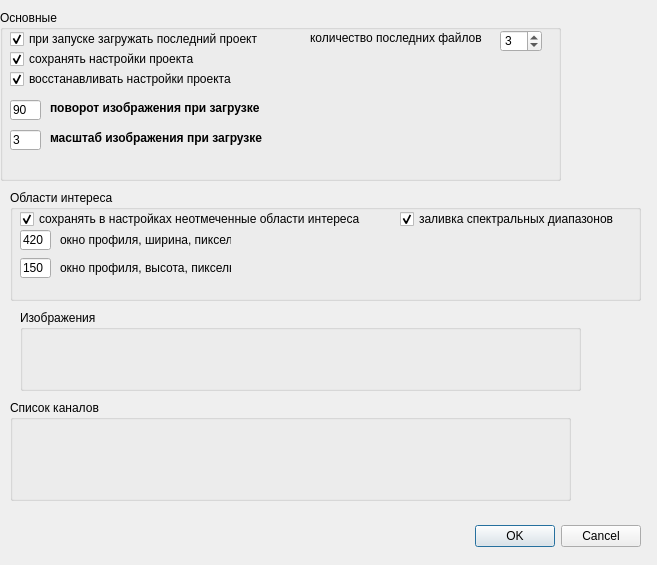
Old version of the form frontend/settingsdialog.ui in the repository Lodinn/Gelion.
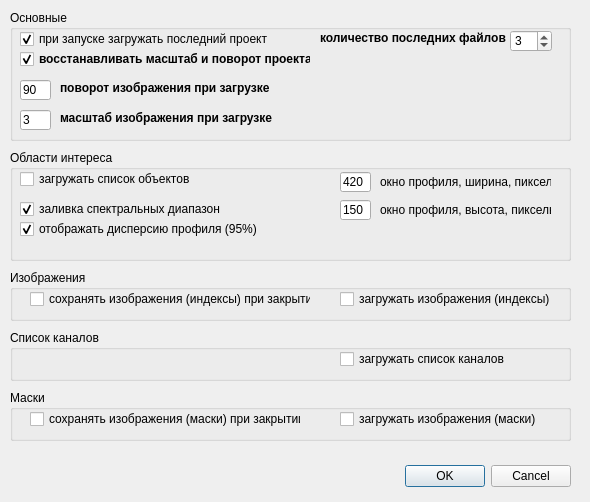
New version of the form.

```diff
--- a/frontend/settingsdialog.ui
+++ b/frontend/settingsdialog.ui
@@ -6,8 +6,8 @@
    <rect>
     <x>0</x>
     <y>0</y>
-    <width>657</width>
-    <height>565</height>
+    <width>590</width>
+    <height>502</height>
    </rect>
   </property>
   <property name="windowTitle">
@@ -17,8 +17,8 @@
    <property name="geometry">
     <rect>
      <x>10</x>
-     <y>520</y>
-     <width>631</width>
+     <y>460</y>
+     <width>561</width>
      <height>32</height>
     </rect>
    </property>
@@ -32,50 +32,15 @@
   <widget class="QGroupBox" name="groupBox_GLOBAL_settings">
    <property name="geometry">
     <rect>
-     <x>0</x>
+     <x>10</x>
      <y>10</y>
      <width>561</width>
-     <height>171</height>
+     <height>131</height>
     </rect>
    </property>
    <property name="title">
     <string>Основные</string>
    </property>
-   <widget class="QCheckBox" name="checkBox_save_project_settings">
-    <property name="geometry">
-     <rect>
-      <x>10</x>
-      <y>40</y>
-      <width>231</width>
-      <height>18</height>
-     </rect>
-    </property>
-    <property name="text">
-     <string>сохранять настройки проекта</string>
-    </property>
-    <property name="checked">
-     <bool>true</bool>
-    </property>
-    <property name="tristate">
-     <bool>false</bool>
-    </property>
-   </widget>
-   <widget class="QCheckBox" name="checkBox_load_project_settings">
-    <property name="geometry">
-     <rect>
-      <x>10</x>
-      <y>60</y>
-      <width>231</width>
-      <height>18</height>
-     </rect>
-    </property>
-    <property name="text">
-     <string>восстанавливать настройки проекта</string>
-    </property>
-    <property name="checked">
-     <bool>true</bool>
-    </property>
-   </widget>
    <widget class="QCheckBox" name="checkBox_load_recent_file">
     <property name="geometry">
      <rect>
@@ -117,6 +82,12 @@
       <height>16</height>
      </rect>
     </property>
+    <property name="font">
+     <font>
+      <weight>75</weight>
+      <bold>true</bold>
+     </font>
+    </property>
     <property name="text">
      <string>количество последних файлов</string>
     </property>
@@ -125,7 +96,7 @@
     <property name="geometry">
      <rect>
       <x>10</x>
-      <y>90</y>
+      <y>70</y>
       <width>31</width>
       <height>20</height>
      </rect>
@@ -138,7 +109,7 @@
     <property name="geometry">
      <rect>
       <x>10</x>
-      <y>120</y>
+      <y>100</y>
       <width>31</width>
       <height>20</height>
      </rect>
@@ -151,7 +122,7 @@
     <property name="geometry">
      <rect>
       <x>50</x>
-      <y>90</y>
+      <y>70</y>
       <width>231</width>
       <height>16</height>
      </rect>
@@ -170,7 +141,7 @@
     <property name="geometry">
      <rect>
       <x>50</x>
-      <y>120</y>
+      <y>100</y>
       <width>231</width>
       <height>16</height>
      </rect>
@@ -185,13 +156,35 @@
      <string>масштаб изображения при загрузке</string>
     </property>
    </widget>
+   <widget class="QCheckBox" name="checkBox_load_project_settings_view">
+    <property name="geometry">
+     <rect>
+      <x>10</x>
+      <y>40</y>
+      <width>291</width>
+      <height>18</height>
+     </rect>
+    </property>
+    <property name="font">
+     <font>
+      <weight>75</weight>
+      <bold>true</bold>
+     </font>
+    </property>
+    <property name="text">
+     <string>восстанавливать масштаб и поворот проекта</string>
+    </property>
+    <property name="checked">
+     <bool>true</bool>
+    </property>
+   </widget>
   </widget>
   <widget class="QGroupBox" name="groupBox_ROI_settings">
    <property name="geometry">
     <rect>
      <x>10</x>
-     <y>190</y>
-     <width>631</width>
+     <y>150</y>
+     <width>561</width>
      <height>111</height>
     </rect>
    </property>
@@ -203,22 +196,22 @@
      <rect>
       <x>10</x>
       <y>20</y>
-      <width>371</width>
+      <width>211</width>
       <height>18</height>
      </rect>
     </property>
     <property name="text">
-     <string>сохранять в настройках неотмеченные области интереса</string>
+     <string>загружать список объектов</string>
     </property>
     <property name="checked">
-     <bool>true</bool>
+     <bool>false</bool>
     </property>
    </widget>
    <widget class="QLineEdit" name="lineEdit_dock_width">
     <property name="geometry">
      <rect>
-      <x>10</x>
-      <y>40</y>
+      <x>330</x>
+      <y>22</y>
       <width>31</width>
       <height>20</height>
      </rect>
@@ -230,8 +223,8 @@
    <widget class="QLineEdit" name="lineEdit_dock_height">
     <property name="geometry">
      <rect>
-      <x>10</x>
-      <y>68</y>
+      <x>330</x>
+      <y>50</y>
       <width>31</width>
       <height>20</height>
      </rect>
@@ -243,8 +236,8 @@
    <widget class="QLabel" name="label_dock_height">
     <property name="geometry">
      <rect>
-      <x>50</x>
-      <y>70</y>
+      <x>370</x>
+      <y>52</y>
       <width>171</width>
       <height>16</height>
      </rect>
@@ -256,8 +249,8 @@
    <widget class="QLabel" name="label_dock_width">
     <property name="geometry">
      <rect>
-      <x>50</x>
-      <y>42</y>
+      <x>370</x>
+      <y>24</y>
       <width>171</width>
       <height>16</height>
      </rect>
@@ -269,9 +262,9 @@
    <widget class="QCheckBox" name="checkBox_rainbow_show">
     <property name="geometry">
      <rect>
-      <x>390</x>
-      <y>20</y>
-      <width>231</width>
+      <x>10</x>
+      <y>50</y>
+      <width>201</width>
       <height>18</height>
      </rect>
     </property>
@@ -282,32 +275,132 @@
      <bool>true</bool>
     </property>
    </widget>
+   <widget class="QCheckBox" name="checkBox_profile_dev">
+    <property name="geometry">
+     <rect>
+      <x>10</x>
+      <y>70</y>
+      <width>261</width>
+      <height>18</height>
+     </rect>
+    </property>
+    <property name="font">
+     <font>
+      <weight>50</weight>
+      <bold>false</bold>
+     </font>
+    </property>
+    <property name="text">
+     <string>отображать дисперсию профиля (95%)</string>
+    </property>
+    <property name="checked">
+     <bool>true</bool>
+    </property>
+   </widget>
   </widget>
   <widget class="QGroupBox" name="groupBox_images_settings">
    <property name="geometry">
     <rect>
-     <x>20</x>
-     <y>310</y>
+     <x>10</x>
+     <y>270</y>
      <width>561</width>
-     <height>81</height>
+     <height>51</height>
     </rect>
    </property>
    <property name="title">
     <string>Изображения</string>
    </property>
+   <widget class="QCheckBox" name="checkBox_index_save">
+    <property name="geometry">
+     <rect>
+      <x>20</x>
+      <y>20</y>
+      <width>281</width>
+      <height>18</height>
+     </rect>
+    </property>
+    <property name="text">
+     <string>сохранять изображения (индексы) при закрытии</string>
+    </property>
+   </widget>
+   <widget class="QCheckBox" name="checkBox_index_load">
+    <property name="geometry">
+     <rect>
+      <x>330</x>
+      <y>20</y>
+      <width>221</width>
+      <height>18</height>
+     </rect>
+    </property>
+    <property name="text">
+     <string>загружать изображения (индексы)</string>
+    </property>
+   </widget>
   </widget>
   <widget class="QGroupBox" name="groupBox_channel_list">
    <property name="geometry">
     <rect>
      <x>10</x>
-     <y>400</y>
+     <y>330</y>
      <width>561</width>
-     <height>101</height>
+     <height>51</height>
     </rect>
    </property>
    <property name="title">
     <string>Список каналов</string>
    </property>
+   <widget class="QCheckBox" name="checkBox_channel_list_load">
+    <property name="geometry">
+     <rect>
+      <x>330</x>
+      <y>20</y>
+      <width>201</width>
+      <height>18</height>
+     </rect>
+    </property>
+    <property name="text">
+     <string>загружать список каналов</string>
+    </property>
+   </widget>
+  </widget>
+  <widget class="QGroupBox" name="groupBox_masks">
+   <property name="geometry">
+    <rect>
+     <x>10</x>
+     <y>390</y>
+     <width>561</width>
+     <height>51</height>
+    </rect>
+   </property>
+   <property name="title">
+    <string>Маски</string>
+   </property>
+   <widget class="QCheckBox" name="checkBox_masks_save">
+    <property name="geometry">
+     <rect>
+      <x>20</x>
+      <y>20</y>
+      <width>271</width>
+      <height>18</height>
+     </rect>
+    </property>
+    <property name="text">
+     <string>сохранять изображения (маски) при закрытии</string>
+    </property>
+   </widget>
+   <widget class="QCheckBox" name="checkBox_masks_load">
+    <property name="geometry">
+     <rect>
+      <x>330</x>
+      <y>20</y>
+      <width>211</width>
+      <height>18</height>
+     </rect>
+    </property>
+    <property name="text">
+     <string>загружать изображения (маски)</string>
+    </property>
+   </widget>
   </widget>
  </widget>
  <resources/>
```
Left out of the diff: 2 changed lines with no effect on the pictures.
